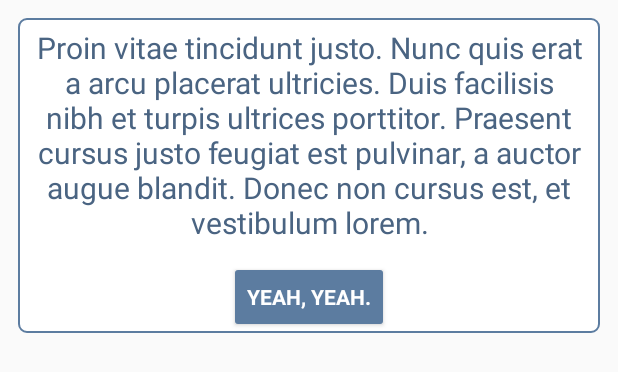
After one commit to rottenb/ExposureNotes, an Android app: the layout dialog_about.xml on its own in the app's theme, with its tools: preview values and no code run, on a phone screen of 412 x 824 dp. The commit adds this screen. Shown: the top 372 px of the screen. Run offline under Robolectric (Android 15) with nearby library versions, the phone set to English and light mode, and no system bars; Roboto replaces fonts that are not available here.

Commit message:
more updates

```diff
--- /dev/null
+++ b/app/src/main/res/layout/dialog_about.xml
@@ -0,0 +1,28 @@
+<?xml version="1.0" encoding="utf-8"?>
+<LinearLayout
+    xmlns:android="http://schemas.android.com/apk/res/android"
+    android:orientation="vertical"
+    android:layout_width="match_parent"
+    android:layout_height="wrap_content"
+    android:layout_margin="@dimen/double_margin"
+    android:gravity="center"
+    android:background="@drawable/border">
+
+    <TextView
+        style="@style/DialogHeader"
+        android:layout_width="match_parent"
+        android:layout_height="wrap_content"
+        android:gravity="center_horizontal"
+        android:text="@string/about_text"/>
+
+    <Button
+        style="@style/Widget.AppCompat.Button.Colored"
+        android:id="@+id/about_button"
+        android:layout_width="wrap_content"
+        android:layout_height="wrap_content"
+        android:layout_marginTop="@dimen/double_margin"
+        android:gravity="center"
+        android:textStyle="bold"
+        android:text="@string/about_button"/>
+
+</LinearLayout>
--- a/app/src/main/res/menu/main_menu.xml
+++ b/app/src/main/res/menu/main_menu.xml
@@ -4,6 +4,10 @@
     tools:context="com.brianmk.simplecheck_in.MainActivity">
 
     <group android:id="@+id/menu_group_user">
+        <item
+            android:id="@+id/main_menu_about"
+            android:orderInCategory="50"
+            android:title="About Exposure Notes"/>
 
         <item
             android:id="@+id/main_menu_settings"
@@ -32,7 +36,7 @@
         <item
             android:id="@+id/main_menu_clear_roll"
             android:orderInCategory="500"
-            android:title="@string/clear_roll"/>
+            android:title="@string/new_roll"/>
         <item
             android:id="@+id/main_menu_export_roll"
             android:orderInCategory="600"
--- a/app/src/main/res/values/strings.xml
+++ b/app/src/main/res/values/strings.xml
@@ -8,6 +8,7 @@
     <string name="camera_settings">Camera Settings</string>
     <string name="lens_settings">Lens Inventory</string>
     <string name="film_settings">Film Settings</string>
+    <string name="load_roll">Load Active Roll</string>
 
     <!-- Export Dialog -->
     <string name="export_filename">00 Film_name Camera_Name Date.json</string>
@@ -177,4 +178,7 @@
     <string name="frame_select">Frame Select:</string>
     <string name="application_settings">Application Settings</string>
     <string name="welcome_msg">Tap to get started:</string>
+
+    <string name="about_text">Proin vitae tincidunt justo. Nunc quis erat a arcu placerat ultricies. Duis facilisis nibh et turpis ultrices porttitor. Praesent cursus justo feugiat est pulvinar, a auctor augue blandit. Donec non cursus est, et vestibulum lorem.</string>
+    <string name="about_button">Yeah, Yeah.</string>
 </resources>
```
Also changed, not shown: app/src/main/java/com/brianmk/exposurenotes/MainActivity.kt (+40 -45 lines), app/src/main/java/com/brianmk/exposurenotes/dialog/AboutDialog.kt (added, +34 -0 lines), app/src/main/res/layout/activity_main.xml (+21 -0 lines).
